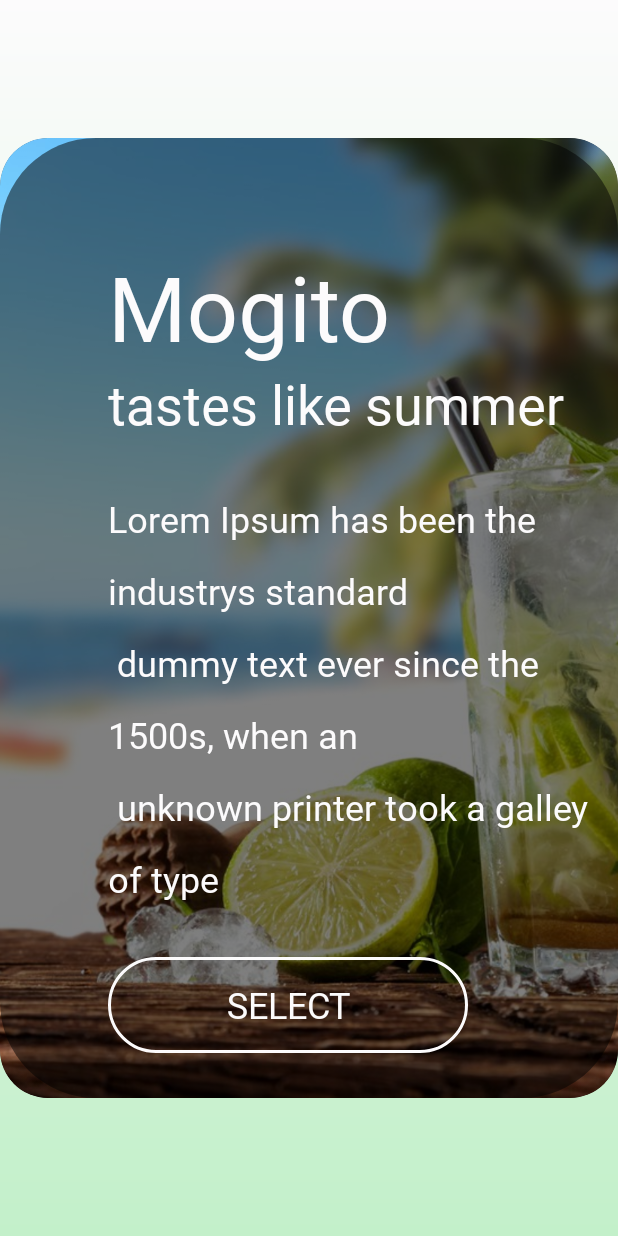
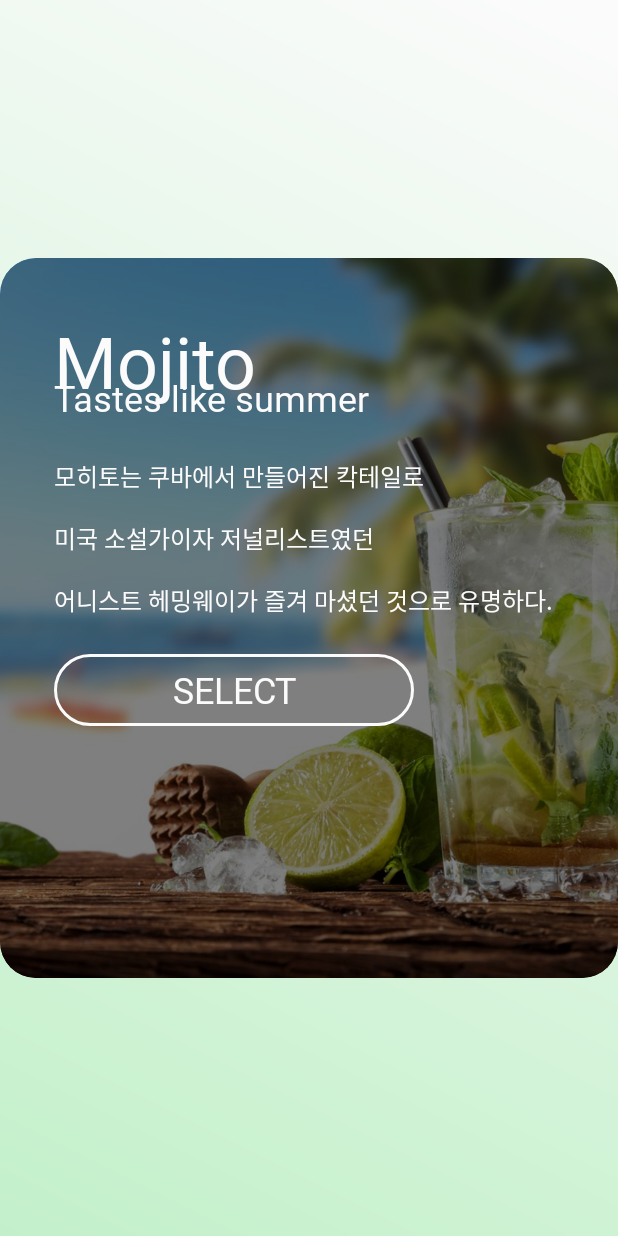
Before and after one commit to code-panic/Cocktail-Machine, an Android app: the screen it shows after launch (MainActivity), on a phone screen of 412 x 824 dp. Run offline under Robolectric (Android 15) with nearby library versions, the phone set to English and light mode, and no system bars.

Commit message:
슬라이드 완성

```diff
--- a/CocktailMobileApp/app/src/main/java/com/example/administrator/cocktailmobileapp/SlideAdapter.java
+++ b/CocktailMobileApp/app/src/main/java/com/example/administrator/cocktailmobileapp/SlideAdapter.java
@@ -15,25 +15,22 @@ public class SlideAdapter extends FragmentPagerAdapter {
 
     @Override
     public Fragment getItem(int pos) {
-        SlideView slideView = new SlideView();
-
         switch (pos) {
             case 0:
-                setSlideView(slideView,
+                return SlideFragment.createSlideFragment(
                         "Mojito",
                         "Tastes like summer",
                         "모히토는 쿠바에서 만들어진 칵테일로\n" +
-                        "미국 소설가이자 저널리스트였던 어니스트 헤밍웨이가\n" +
-                        "즐겨 마셨던 것으로 유명하다.",
+                        "미국 소설가이자 저널리스트였던\n" +
+                        "어니스트 헤밍웨이가 즐겨 마셨던 것으로 유명하다.",
                         R.drawable.image_mojito,
                         GradientDrawable.Orientation.TOP_BOTTOM,
                         R.color.colorWhite,
                         R.color.colorGreen,
                         pos);
-                break;
 
             case 1:
-                setSlideView(slideView,
+                return SlideFragment.createSlideFragment(
                         "Sunrise",
                         "Tastes like tropical",
                         "마치 석양을 보는 것\n" +
@@ -44,77 +41,13 @@ public class SlideAdapter extends FragmentPagerAdapter {
                         R.color.colorWhite,
                         R.color.colorGreen,
                         pos);
-                break;
+        }
 
-
-            case 2:
-                setSlideView(slideView,
-                        "Sunrise",
-                        "Tastes like tropical",
-                        "마치 석양을 보는 것\n" +
-                                "미국 소설가이자 저널리스트였던 어니스트 헤밍웨이가\n" +
-                                "즐겨 마셨던 것으로 유명하다.",
-                        R.drawable.image_mojito,
-                        GradientDrawable.Orientation.BL_TR,
-                        R.color.colorWhite,
-                        R.color.colorGreen,
-                        pos);
-                break;
-
-
-            case 3:
-                setSlideView(slideView,
-                        "Sunrise",
-                        "Tastes like tropical",
-                        "마치 석양을 보는 것\n" +
-                                "미국 소설가이자 저널리스트였던 어니스트 헤밍웨이가\n" +
-                                "즐겨 마셨던 것으로 유명하다.",
-                        R.drawable.image_mojito,
-                        GradientDrawable.Orientation.BL_TR,
-                        R.color.colorWhite,
-                        R.color.colorGreen,
-                        pos);
-                break;
-
-
-            case 4:
-                setSlideView(slideView,
-                        "Sunrise",
-                        "Tastes like tropical",
-                        "마치 석양을 보는 것\n" +
-                                "미국 소설가이자 저널리스트였던 어니스트 헤밍웨이가\n" +
-                                "즐겨 마셨던 것으로 유명하다.",
-                        R.drawable.image_mojito,
-                        GradientDrawable.Orientation.BL_TR,
-                        R.color.colorWhite,
-                        R.color.colorGreen,
-                        pos);
-                break;
-
-
-        }
-        return slideView;
+        return null;
     }
 
     @Override
     public int getCount() {
         return 2;
     }
-
-
-
-    public void setSlideView (SlideView slideView, String name, String title, String description, int imageId , GradientDrawable.Orientation gradientAngle, int gradientStartColor, int gradientEndColor, int pos) {
-        slideView.setNameText(name);
-        slideView.setTitleText(title);
-        slideView.setDesciptionText(description);
-        slideView.setBackgroundImage(imageId);
-        slideView.setBackgroudGradient(new GradientDrawable(gradientAngle, new int[] {gradientStartColor, gradientEndColor}));
-
-        slideView.getButton().setOnClickListener(new View.OnClickListener() {
-            @Override
-            public void onClick(View view) {
-
-            }
-        });
-    }
 }
--- a/CocktailMobileApp/app/src/main/java/com/example/administrator/cocktailmobileapp/SlideView.java
+++ b/CocktailMobileApp/app/src/main/java/com/example/administrator/cocktailmobileapp/SlideFragment.java
@@ -7,6 +7,7 @@ import android.os.Bundle;
 import android.support.v4.app.Fragment;
 import android.support.v4.graphics.drawable.RoundedBitmapDrawable;
 import android.support.v4.graphics.drawable.RoundedBitmapDrawableFactory;
+import android.util.Log;
 import android.view.LayoutInflater;
 import android.view.View;
 import android.view.ViewGroup;
@@ -15,7 +16,7 @@ import android.widget.ImageView;
 import android.widget.RelativeLayout;
 import android.widget.TextView;
 
-public class SlideView extends Fragment {
+public class SlideFragment extends Fragment {
     private static final String TAG = "SlideView";
 
     private TextView mName;
@@ -24,6 +25,24 @@ public class SlideView extends Fragment {
     private Button mButton;
     private ImageView mCardImage;
     private RelativeLayout mBackground;
+
+    public static SlideFragment createSlideFragment (String name, String title, String description, int imageID , GradientDrawable.Orientation gradientAngle, int gradientStartColor, int gradientEndColor, int position) {
+        SlideFragment slideFragment = new SlideFragment();
+
+        Bundle bundle = new Bundle();
+
+        bundle.putString("name", name);
+        bundle.putString("title", title);
+        bundle.putString("description", description);
+        bundle.putInt("imageID", imageID);
+        bundle.putInt("gradientStartColor", gradientStartColor);
+        bundle.putInt("gradientEndColor", gradientEndColor);
+        bundle.putInt("position", position);
+
+        slideFragment.setArguments(bundle);
+
+        return slideFragment;
+    }
 
     @Override
     public View onCreateView(LayoutInflater inflater, ViewGroup container, Bundle savedInstanceState) {
@@ -36,30 +55,32 @@ public class SlideView extends Fragment {
         mCardImage = view.findViewById(R.id.card_image);
         mBackground = view.findViewById(R.id.background);
 
+        Bundle bundle = getArguments();
+
+        mName.setText(bundle.getString("name"));
+        mTitle.setText(bundle.getString("title"));
+        mDesciption.setText(bundle.getString("description"));
+        mCardImage.setImageBitmap(getRoundedBitmap(bundle.getInt("imageID")));
+
+        GradientDrawable gradientDrawable = new GradientDrawable(GradientDrawable.Orientation.BL_TR, new int[] {getResources().getColor(R.color.colorGreen), getResources().getColor(R.color.colorWhite)});
+        gradientDrawable.setCornerRadius(0f);
+        mBackground.setBackgroundDrawable(gradientDrawable);
+
+        mButton.setOnClickListener(new View.OnClickListener() {
+            @Override
+            public void onClick(View view) {
+
+            }
+        });
+
         return view;
-    }
-
-    public void setNameText (String text) { mName.setText(text); }
-
-    public void setTitleText (String text) { mTitle.setText(text); }
-
-    public void setDesciptionText (String text) {
-        mDesciption.setText(text);
-    }
-
-    public void setBackgroundImage (int imageId) { mCardImage.setImageBitmap(getRoundedBitmap(imageId)); }
-
-    public void setBackgroudGradient (GradientDrawable gradientDrawable) { mBackground.setBackgroundDrawable(gradientDrawable);}
-
-    public Button getButton() {
-        return mButton;
     }
 
     private Bitmap getRoundedBitmap(int imageId) {
         Bitmap bitmap = BitmapFactory.decodeResource( getResources(), imageId);
         RoundedBitmapDrawable roundedDrawable = RoundedBitmapDrawableFactory.create(getResources(), bitmap);
 
-        roundedDrawable.setCornerRadius(32);
+        roundedDrawable.setCornerRadius(64);
         roundedDrawable.setAntiAlias(true);
 
         return roundedDrawable.getBitmap();
--- a/CocktailMobileApp/app/src/main/res/drawable/background_button.xml
+++ b/CocktailMobileApp/app/src/main/res/drawable/background_button.xml
@@ -2,5 +2,5 @@
 <shape xmlns:android="http://schemas.android.com/apk/res/android">
     <solid android:color="#00000000"/>
     <stroke android:color="@color/colorWhite" android:width="2dp"/>
-    <corners android:radius="32dp" />
+    <corners android:radius="24dp" />
 </shape>
--- a/CocktailMobileApp/app/src/main/res/drawable/background_card.xml
+++ /dev/null
@@ -1,5 +0,0 @@
-<?xml version="1.0" encoding="utf-8"?>
-<shape xmlns:android="http://schemas.android.com/apk/res/android">
-<solid android:color="@color/colorWhite"/>
-<corners android:radius="32dp"/>
-</shape>
--- a/CocktailMobileApp/app/src/main/res/drawable/background_image_cover.xml
+++ b/CocktailMobileApp/app/src/main/res/drawable/background_image_cover.xml
@@ -1,5 +1,5 @@
 <?xml version="1.0" encoding="utf-8"?>
 <shape xmlns:android="http://schemas.android.com/apk/res/android">
     <solid android:color="#80000000"/>
-    <corners android:radius="64dp"/>
+    <corners android:radius="@dimen/corner_radius"/>
 </shape>
--- a/CocktailMobileApp/app/src/main/res/drawable/background_slideview.xml
+++ /dev/null
@@ -1,9 +0,0 @@
-<?xml version="1.0" encoding="utf-8"?>
-<shape xmlns:android="http://schemas.android.com/apk/res/android">
-    <gradient
-        android:startColor="@color/colorWhite"
-        android:endColor="@color/colorGreen"
-        android:angle="270">
-
-    </gradient>
-</shape>
--- a/CocktailMobileApp/app/src/main/res/layout/fragment_slideview.xml
+++ b/CocktailMobileApp/app/src/main/res/layout/fragment_slideview.xml
@@ -3,27 +3,25 @@
     xmlns:app="http://schemas.android.com/apk/res-auto"
     android:id="@+id/background"
     android:layout_width="match_parent"
-    android:layout_height="match_parent"
-    android:background="@drawable/background_slideview">
+    android:layout_height="match_parent">
 
     <android.support.v7.widget.CardView
         android:id="@+id/back_card"
-        android:layout_width="1080dp"
-        android:layout_height="560dp"
+        android:layout_width="800dp"
+        android:layout_height="400dp"
         android:layout_centerInParent="true"
-        android:background="@drawable/background_card"
-        app:cardCornerRadius="32dp"
+        app:cardBackgroundColor="@color/colorWhite"
+        app:cardCornerRadius="@dimen/corner_radius"
         app:cardElevation="0dp">
 
     </android.support.v7.widget.CardView>
 
     <android.support.v7.widget.CardView
         android:id="@+id/main_card"
-        android:layout_width="960dp"
-        android:layout_height="640dp"
+        android:layout_width="720dp"
+        android:layout_height="480dp"
         android:layout_centerInParent="true"
-        android:background="@drawable/background_card"
-        app:cardCornerRadius="32dp"
+        app:cardCornerRadius="@dimen/corner_radius"
         app:cardElevation="0dp">
 
         <ImageView
@@ -46,8 +44,8 @@
             <LinearLayout
                 android:layout_width="wrap_content"
                 android:layout_height="wrap_content"
-                android:layout_marginLeft="72dp"
-                android:layout_marginTop="72dp"
+                android:layout_marginLeft="36dp"
+                android:layout_marginTop="36dp"
                 android:orientation="vertical">
 
                 <TextView
@@ -57,38 +55,39 @@
                     android:fontFamily="@font/spoqa_bold"
                     android:text="@string/dummy_name"
                     android:textColor="@color/colorWhite"
-                    android:textSize="60sp" />
+                    android:textSize="@dimen/name_size" />
 
                 <TextView
                     android:id="@+id/title"
+                    android:layout_marginTop="-24dp"
                     android:layout_width="wrap_content"
                     android:layout_height="wrap_content"
                     android:fontFamily="@font/spoqa_regular"
                     android:text="tastes like summer"
                     android:textColor="@color/colorWhite"
-                    android:textSize="36sp" />
+                    android:textSize="@dimen/title_size" />
 
                 <TextView
                     android:id="@+id/description"
                     android:layout_width="wrap_content"
                     android:layout_height="wrap_content"
-                    android:layout_marginTop="36dp"
-                    android:fontFamily="@font/spoqa_light"
-                    android:lineHeight="48sp"
+                    android:layout_marginTop="24dp"
+                    android:fontFamily="@font/spoqa_regular"
+                    android:lineHeight="@dimen/description_line_height"
                     android:text="@string/dummy_description"
                     android:textColor="@color/colorWhite"
-                    android:textSize="24sp" />
+                    android:textSize="@dimen/description_size" />
 
                 <Button
                     android:id="@+id/button"
                     android:layout_width="240dp"
-                    android:layout_height="64dp"
-                    android:layout_marginTop="36dp"
+                    android:layout_height="48dp"
+                    android:layout_marginTop="24dp"
                     android:background="@drawable/background_button"
                     android:fontFamily="@font/spoqa_regular"
                     android:text="@string/button_text"
                     android:textColor="@color/colorWhite"
-                    android:textSize="24sp" />
+                    android:textSize="@dimen/button_text_size" />
             </LinearLayout>
         </RelativeLayout>
     </android.support.v7.widget.CardView>
--- a/CocktailMobileApp/app/src/main/res/values/dimens.xml
+++ b/CocktailMobileApp/app/src/main/res/values/dimens.xml
@@ -1,3 +1,9 @@
 <resources>
-    <dimen name="fab_margin">16dp</dimen>
+    <dimen name="corner_radius">24dp</dimen>
+
+    <dimen name="name_size">48sp</dimen>
+    <dimen name="title_size">24sp</dimen>
+    <dimen name="description_size">16sp</dimen>
+    <dimen name="description_line_height">36sp</dimen>
+    <dimen name="button_text_size">24sp</dimen>
 </resources>
```
